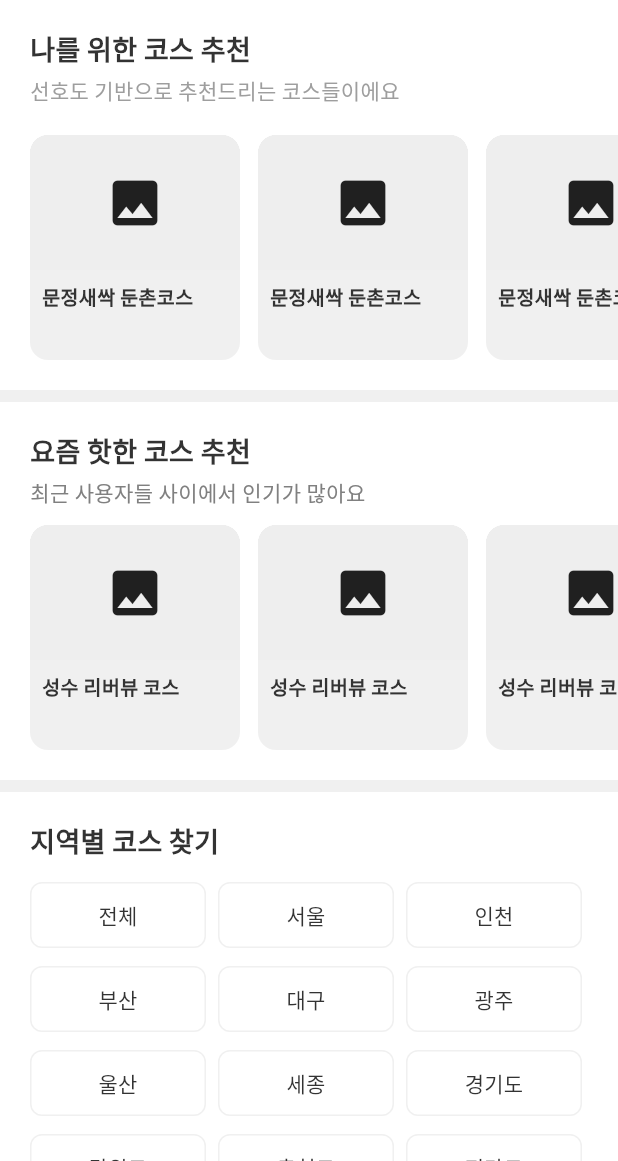
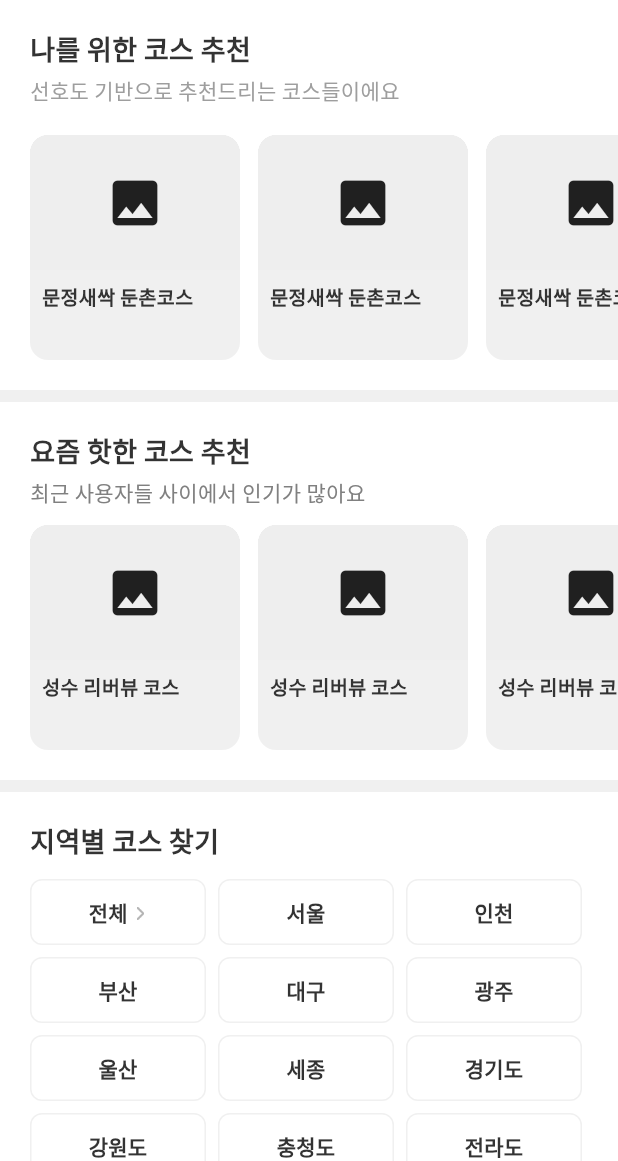
Before and after one commit to Plo-Go/plogo-mobile, a Flutter app: the HomeScreen screen opened by its route, on a phone screen of 412 x 824 dp, the part 75-1236 px from its top. Run offline on Flutter 3.47's test engine with Material 3 defaults, Android fonts, the phone set to English and light mode, and no system bars; our stand-ins replace dio, flutter_riverpod, flutter_svg, go_router.

Commit message:
[CHORE] 홈화면 UI 최종 완성

```diff
--- a/lib/features/home/screens/home_screen.dart
+++ b/lib/features/home/screens/home_screen.dart
@@ -214,7 +214,7 @@ class HomeScreen extends StatelessWidget {
                       spacing: 8,
                       runSpacing: 8,
                       children: const [
-                        _RegionButton(label: '전체'),
+                        _RegionButton(label: '전체', trailingAsset: 'assets/images/arrow.png'),
                   _RegionButton(label: '서울'),
                   _RegionButton(label: '인천'),
                   _RegionButton(label: '부산'),
@@ -243,12 +243,14 @@ class HomeScreen extends StatelessWidget {
 
 class _RegionButton extends StatelessWidget {
   final String label;
-  const _RegionButton({required this.label});
+  final String? trailingAsset;
+  const _RegionButton({required this.label, this.trailingAsset});
 
   @override
   Widget build(BuildContext context) {
     return SizedBox(
       width: (MediaQuery.of(context).size.width - 60) / 3, // 3열 맞춤
+      height: 44,
       child: ElevatedButton(
         onPressed: () {},
         style: ElevatedButton.styleFrom(
@@ -260,11 +262,37 @@ class _RegionButton extends StatelessWidget {
           ),
           padding: const EdgeInsets.symmetric(vertical: 12),
         ),
-        child: Text(
-          label,
-          style: const TextStyle(
-            color: AppColors.black,
-            fontWeight: FontWeight.w500,
+        child: Center(
+          child: Row(
+            mainAxisSize: MainAxisSize.min,
+            children: [
+              Text(
+                label,
+                style: const TextStyle(
+                  color: AppColors.black,
+                  fontWeight: FontWeight.bold,
+                ),
+              ),
+              if (trailingAsset != null) ...[
+                const SizedBox(width: 4),
+                  // 텍스트 베이스라인 대비 아이콘이 살짝 위로 보이는 현상을 보정
+                  Transform.translate(
+                    offset: const Offset(0, 1), // 필요 시 0~2 사이로 미세 조정
+                    child: Image.asset(
+                      'assets/icons/arrow.png',
+                      width: 9,
+                      height: 9,
+                      fit: BoxFit.contain,
+                      // 에셋이 없을 경우 기본 아이콘으로 대체
+                      errorBuilder: (context, error, stackTrace) => const Icon(
+                        Icons.chevron_right,
+                        size: 16,
+                        color: AppColors.black,
+                      ),
+                    ),
+                  ),
+              ],
+            ],
           ),
         ),
       ),
--- a/pubspec.yaml
+++ b/pubspec.yaml
@@ -69,6 +69,7 @@ flutter:
   # To add assets to your application, add an assets section, like this:
   assets:
     - assets/images/
+    - assets/icons/
   fonts:
     - family: NotoSansKR
       fonts:
```
Also changed, not shown: assets/icons/arrow.png (added).
